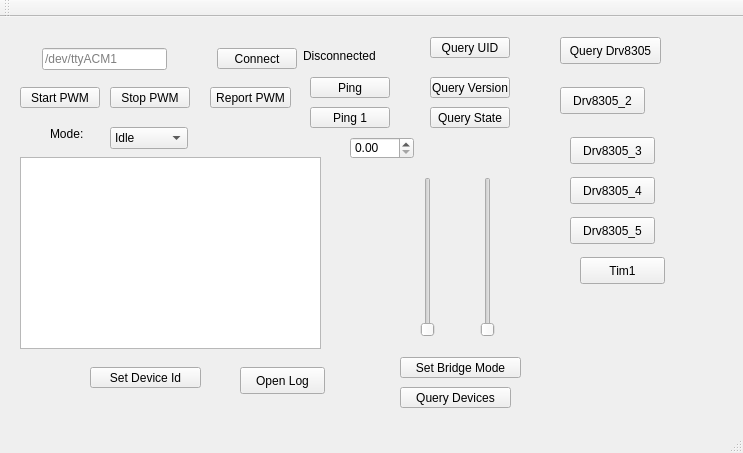
craftit/DogBotSoftware, file Bark/mainwindow.ui: the form before one commit.
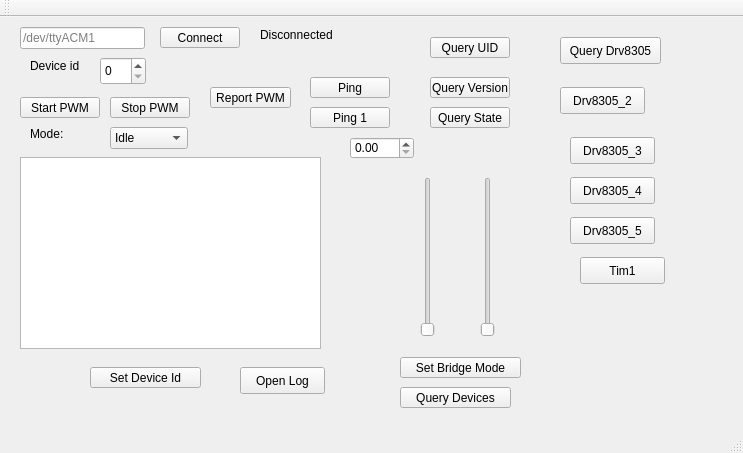
The form after the commit.

```diff
--- a/Bark/mainwindow.ui
+++ b/Bark/mainwindow.ui
@@ -17,8 +17,8 @@
    <widget class="QPushButton" name="pushButtonConnect">
     <property name="geometry">
      <rect>
-      <x>217</x>
-      <y>31</y>
+      <x>160</x>
+      <y>10</y>
       <width>80</width>
       <height>21</height>
      </rect>
@@ -30,8 +30,8 @@
    <widget class="QLabel" name="labelConnectionState">
     <property name="geometry">
      <rect>
-      <x>303</x>
-      <y>31</y>
+      <x>260</x>
+      <y>10</y>
       <width>82</width>
       <height>16</height>
      </rect>
@@ -43,8 +43,8 @@
    <widget class="QLineEdit" name="lineEditDevice">
     <property name="geometry">
      <rect>
-      <x>42</x>
-      <y>31</y>
+      <x>20</x>
+      <y>10</y>
       <width>125</width>
       <height>22</height>
      </rect>
@@ -67,7 +67,7 @@
     <property name="geometry">
      <rect>
       <x>20</x>
-      <y>70</y>
+      <y>80</y>
       <width>80</width>
       <height>21</height>
      </rect>
@@ -140,7 +140,7 @@
    <widget class="QLabel" name="label">
     <property name="geometry">
      <rect>
-      <x>50</x>
+      <x>30</x>
       <y>110</y>
       <width>59</width>
       <height>14</height>
@@ -196,7 +196,7 @@
     <property name="geometry">
      <rect>
       <x>110</x>
-      <y>70</y>
+      <y>80</y>
       <width>80</width>
       <height>21</height>
      </rect>
@@ -387,6 +387,29 @@
      <string>Tim1</string>
     </property>
    </widget>
+   <widget class="QSpinBox" name="spinDeviceId">
+    <property name="geometry">
+     <rect>
+      <x>100</x>
+      <y>40</y>
+      <width>46</width>
+      <height>28</height>
+     </rect>
+    </property>
+   </widget>
+   <widget class="QLabel" name="label_2">
+    <property name="geometry">
+     <rect>
+      <x>30</x>
+      <y>40</y>
+      <width>59</width>
+      <height>18</height>
+     </rect>
+    </property>
+    <property name="text">
+     <string>Device id</string>
+    </property>
+   </widget>
   </widget>
   <widget class="QMenuBar" name="menuBar">
    <property name="geometry">
```
